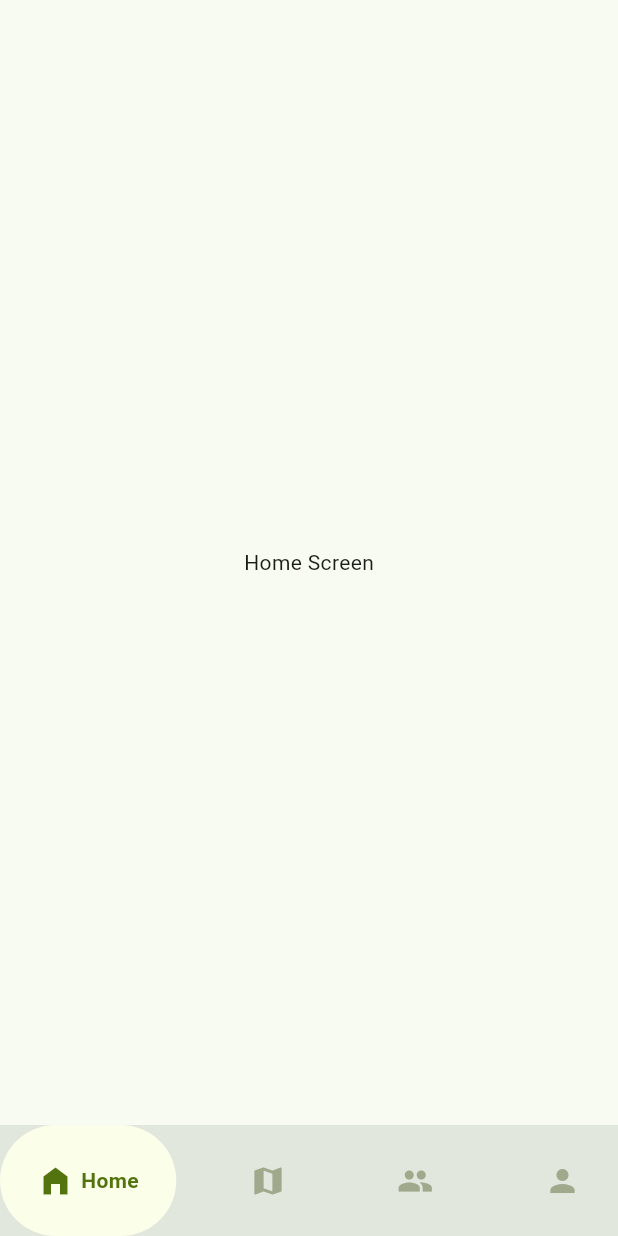
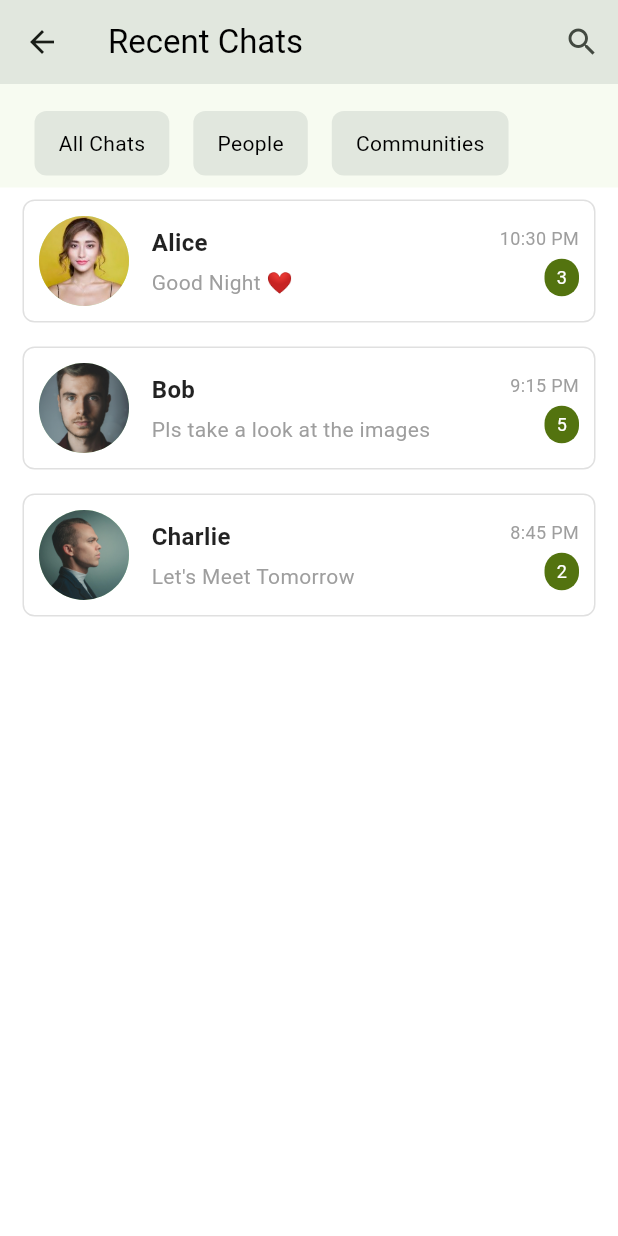
Before and after one commit to midhun776/Socially-Flutter, a Flutter app: the screen it shows after launch, on a phone screen of 412 x 824 dp. Run offline on Flutter 3.47's test engine with Material 3 defaults, Android fonts, the light colour scheme and no system bars; drawn by our look-alikes of google_nav_bar.

Commit message:
KAN 2 Dummy UI of Recent chats

```diff
--- /dev/null
+++ b/lib/Resources/colorresources.dart
@@ -0,0 +1,7 @@
+import 'dart:ui';
+
+class Colorresources{
+  static Color PrimaryColor =const Color(0xFFE1E7DE);
+  static Color SecondaryColor =const Color(0xFF53730F);
+  static Color ContainerColor =const Color(0xFFDAE6C0);
+}
--- a/lib/main.dart
+++ b/lib/main.dart
@@ -1,6 +1,7 @@
 import 'dart:async';
 
 import 'package:flutter/material.dart';
+import 'package:socially/pages/ChatInboxScreen.dart';
 import 'package:socially/pages/DashboardScreen.dart';
 import 'package:socially/pages/HomeScreen.dart';
 
@@ -19,7 +20,7 @@ class MyApp extends StatelessWidget {
         colorScheme: ColorScheme.fromSeed(seedColor: Colors.green),
         useMaterial3: true,
       ),
-      home: const MyHomePage(),
+      home: const Chatinboxscreen(),
     );
   }
 }
--- /dev/null
+++ b/lib/pages/ChatInboxScreen.dart
@@ -0,0 +1,197 @@
+import 'package:flutter/material.dart';
+import 'package:socially/Resources/colorresources.dart';
+import 'package:socially/pages/DashboardScreen.dart';
+import 'package:socially/pages/HomeScreen.dart';
+
+class Chatinboxscreen extends StatefulWidget {
+  const Chatinboxscreen({super.key});
+
+  @override
+  State<Chatinboxscreen> createState() => _ChatinboxscreenState();
+}
+
+class _ChatinboxscreenState extends State<Chatinboxscreen> {
+  final List<String> chatcategories = [
+    "All Chats",
+    "People",
+    "Communities",
+  ];
+
+  final List<Map<String, dynamic>> chatList = [
+    {
+      "name": "Alice",
+      "profileImage": "assets/images/three.jpeg", // Asset image
+      "content": "Good Night ❤",
+      "messages": 3,
+      "timestamp": "10:30 PM",
+    },
+    {
+      "name": "Bob",
+      "profileImage": "assets/images/two.jpeg", // Asset image
+      "content": "Pls take a look at the images",
+      "messages": 5,
+      "timestamp": "9:15 PM",
+    },
+    {
+      "name": "Charlie",
+      "profileImage": "assets/images/one.jpg", // Asset image
+      "content": "Let's Meet Tomorrow",
+      "messages": 2,
+      "timestamp": "8:45 PM",
+    },
+  ];
+
+  int selectedIndex = -1; // Initialize with -1 indicating no selection
+  int selectedChatIndex = -1; // Initialize with -1 indicating no chat selected
+
+  @override
+  Widget build(BuildContext context) {
+    return Scaffold(
+      appBar: AppBar(
+        backgroundColor: Colorresources.PrimaryColor,
+        title: Text(
+          "Recent Chats",
+          style: TextStyle(color: Colors.black),
+        ),
+        leading: IconButton(
+          icon: Icon(Icons.arrow_back),
+          onPressed: () {
+            // Action to be performed on arrow button press
+            Navigator.pop(context);
+          },
+        ),
+        actions: [
+          IconButton(
+            icon: Icon(Icons.search),
+            onPressed: () {
+              // Action to be performed on search icon press
+              // You can navigate to a search screen or open a search dialog
+            },
+          ),
+        ],
+      ),
+      body: Column(
+        children: [
+          Padding(
+            padding: const EdgeInsets.only(left: 15, top: 10),
+            child: Container(
+              height: 43, // Adjust height to fit the text containers
+              margin: EdgeInsets.symmetric(vertical: 8.0),
+              child: ListView.builder(
+                scrollDirection: Axis.horizontal,
+                itemCount: chatcategories.length,
+                itemBuilder: (context, index) {
+                  return GestureDetector(
+                    onTap: () {
+                      setState(() {
+                        selectedIndex = index; // Update selected index on tap
+                      });
+                    },
+                    child: Container(
+                      padding: EdgeInsets.symmetric(horizontal: 16.0, vertical: 8.0),
+                      margin: EdgeInsets.symmetric(horizontal: 8.0),
+                      decoration: BoxDecoration(
+                        color: selectedIndex == index
+                            ? Colorresources.SecondaryColor // Change to desired color when selected
+                            : Colorresources.PrimaryColor, // Original color
+                        borderRadius: BorderRadius.circular(8.0),
+                      ),
+                      child: Center(
+                        child: Text(
+                          chatcategories[index],
+                          style: TextStyle(color: selectedIndex == index ? Colors.white : Colors.black),
+                          textAlign: TextAlign.center,
+                        ),
+                      ),
+                    ),
+                  );
+                },
+              ),
+            ),
+          ),
+          Expanded(
+            child: Container(
+              color: Colors.white, // Set the background color to white
+              child: ListView.builder(
+                itemCount: chatList.length,
+                itemBuilder: (context, index) {
+                  return GestureDetector(
+                    onTap: () {
+                      setState(() {
+                        selectedChatIndex = index; // Update selected chat index on tap
+                      });
+                    },
+                    child: Container(
+                      margin: EdgeInsets.symmetric(vertical: 8.0, horizontal: 15.0),
+                      padding: EdgeInsets.all(10.0),
+                      decoration: BoxDecoration(
+                        color: selectedChatIndex == index
+                            ? Colorresources.ContainerColor // Change to desired color when selected
+                            : Colors.white, // Original color
+                        border: Border.all(color: Colors.grey[300]!, width: 1), // Simple border
+                        borderRadius: BorderRadius.circular(8.0), // Rounded corners
+                      ),
+                      child: Row(
+                        mainAxisAlignment: MainAxisAlignment.spaceBetween,
+                        children: [
+                          Row(
+                            children: [
+                              CircleAvatar(
+                                radius: 30,
+                                backgroundImage: AssetImage(chatList[index]['profileImage']),
+                              ),
+                              SizedBox(width: 15),
+                              Column(
+                                crossAxisAlignment: CrossAxisAlignment.start,
+                                children: [
+                                  Text(
+                                    chatList[index]['name'],
+                                    style: TextStyle(
+                                      fontSize: 16,
+                                      fontWeight: FontWeight.bold,
+                                      color: Colors.black87,
+                                    ),
+                                  ),
+                                  SizedBox(height: 5),
+                                  Text(
+                                    chatList[index]['content'],
+                                    style: TextStyle(color: Colors.grey),
+                                  ),
+                                ],
+                              ),
+                            ],
+                          ),
+                          Column(
+                            crossAxisAlignment: CrossAxisAlignment.end,
+                            children: [
+                              Text(
+                                chatList[index]['timestamp'],
+                                style: TextStyle(color: Colors.grey, fontSize: 12),
+                              ),
+                              SizedBox(height: 5),
+                              Container(
+                                padding: EdgeInsets.symmetric(horizontal: 8.0, vertical: 4.0),
+                                decoration: BoxDecoration(
+                                  color: Colorresources.SecondaryColor,
+                                  borderRadius: BorderRadius.circular(12.0),
+                                ),
+                                child: Text(
+                                  '${chatList[index]['messages']}',
+                                  style: TextStyle(color: Colors.white, fontSize: 12),
+                                ),
+                              ),
+                            ],
+                          ),
+                        ],
+                      ),
+                    ),
+                  );
+                },
+              ),
+            ),
+          ),
+        ],
+      ),
+    );
+  }
+}
--- /dev/null
+++ b/lib/pages/ChatScreen.dart
@@ -0,0 +1,31 @@
+import 'package:flutter/material.dart';
+import 'package:socially/Resources/colorresources.dart';
+
+class Chatscreen extends StatefulWidget {
+  const Chatscreen({super.key});
+
+  @override
+  State<Chatscreen> createState() => _ChatscreenState();
+}
+
+class _ChatscreenState extends State<Chatscreen> {
+  @override
+  Widget build(BuildContext context) {
+    return  Scaffold(
+        appBar: AppBar(
+        backgroundColor: Colorresources.PrimaryColor,
+        title: Text(
+        "Recent Chats",
+        style: TextStyle(color: Colors.black),
+    ),
+    leading: IconButton(
+    icon: Icon(Icons.arrow_back),
+    onPressed: () {
+    // Action to be performed on arrow button press
+    Navigator.pop(context);
+    },
+    ),
+        ),
+    );
+  }
+}
```
Also changed, not shown: assets/images/one.jpg (added), assets/images/three.jpeg (added), assets/images/two.jpeg (added), pubspec.lock.
